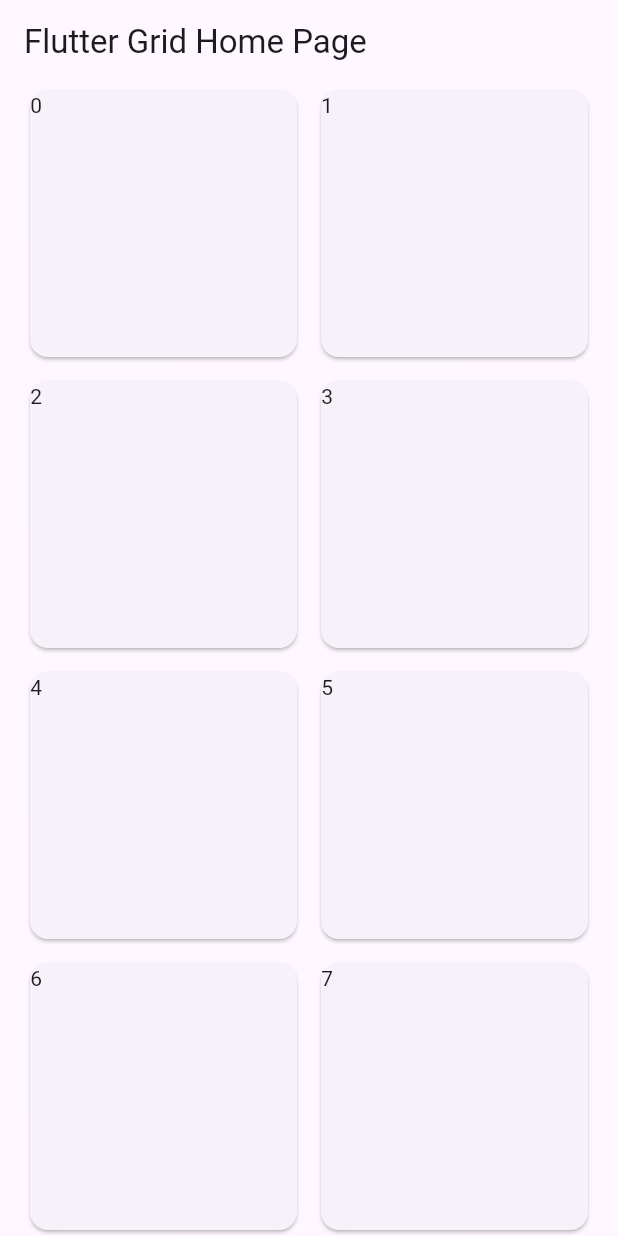
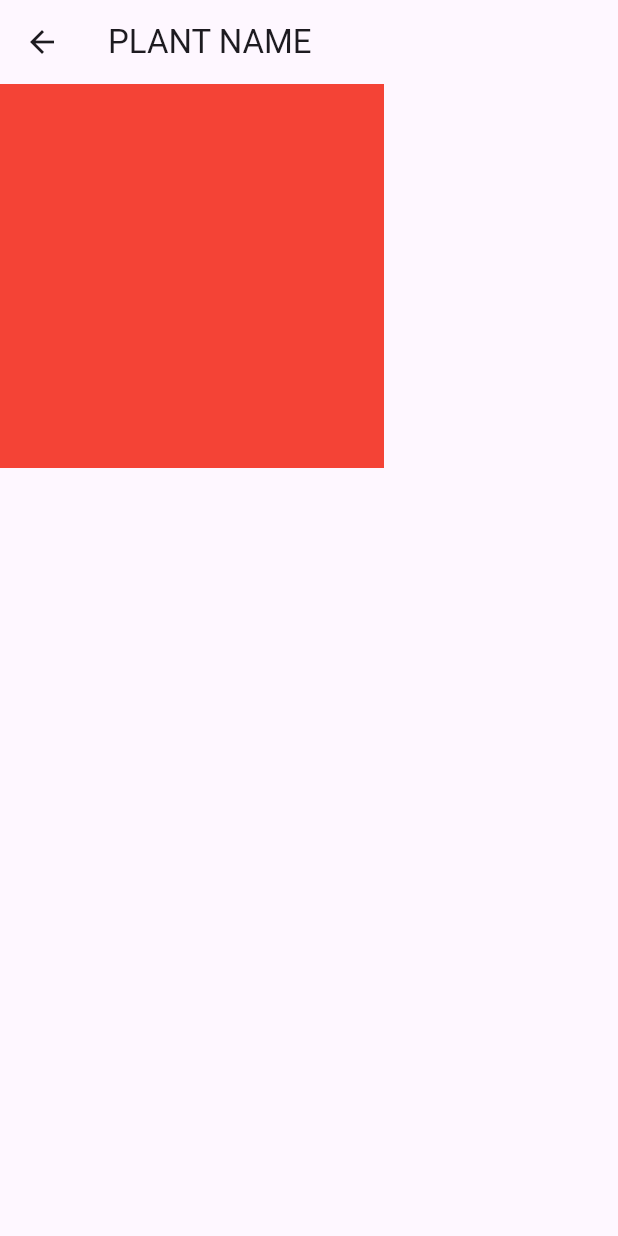
Before and after one commit to M-LARRY/greenie, a Flutter app: the screen it shows after launch, after a tap on an icon or button, on a phone screen of 412 x 824 dp. Run offline on Flutter 3.47's test engine with Material 3 defaults, Android fonts, the light colour scheme and no system bars.

Commit message:
Basic plant page

```diff
--- a/lib/home_page.dart
+++ b/lib/home_page.dart
@@ -1,4 +1,5 @@
 import 'package:flutter/material.dart';
+import 'plant_page.dart';
 
 class HomePage extends StatefulWidget {
   const HomePage({super.key});
@@ -8,13 +9,15 @@ class HomePage extends StatefulWidget {
 }
 
 class _HomePageState extends State<HomePage> {
+  // items is the list of elements that will be displayed on the page
+  // leave the first one empty, it will be replaced by the light meter
   final List<String> items = List.generate(20, (index) => 'Item $index');
 
   @override
   Widget build(BuildContext context) {
     return Scaffold(
       appBar: AppBar(
-        title: Text('Flutter Grid Home Page'),
+        title: const Text('Greenie'),
       ),
       body: Padding(
         padding: const EdgeInsets.symmetric(horizontal: 16.0),
@@ -26,7 +29,11 @@ class _HomePageState extends State<HomePage> {
           ),
           itemCount: items.length,
           itemBuilder: (context, index) {
-            return PlantCard(plantName: "$index");
+            if (index == 0) {
+              return LightMeterCard(lightReading: 100);
+            } else {
+              return PlantCard(plantName: "$index");
+            }
           },
         ),
       ),
@@ -47,6 +54,9 @@ class PlantCard extends StatelessWidget {
     return GestureDetector(
       onTap: () {
         print("DEBUG: PRESSED PLANT $plantName");
+        Navigator.of(context).push(MaterialPageRoute(builder: (context) {
+          return PlantPage();
+        }));
       },
       child: Card(
         child: Text(plantName),
@@ -55,18 +65,20 @@ class PlantCard extends StatelessWidget {
   }
 }
 
-class LightMeterCard extends StatefulWidget {
+class LightMeterCard extends StatelessWidget {
   const LightMeterCard({
     super.key,
+    required this.lightReading,
   });
 
-  @override
-  State<LightMeterCard> createState() => _LightMeterCardState();
-}
+  final int lightReading;
 
-class _LightMeterCardState extends State<LightMeterCard> {
   @override
   Widget build(BuildContext context) {
-    return Card();
+    return Card(
+      child: Center(
+        child: Text("$lightReading"),
+      ),
+    );
   }
 }
--- /dev/null
+++ b/lib/plant_page.dart
@@ -0,0 +1,30 @@
+import 'package:flutter/material.dart';
+
+class PlantPage extends StatefulWidget {
+  const PlantPage({super.key});
+
+  @override
+  State<PlantPage> createState() => _PlantPageState();
+}
+
+class _PlantPageState extends State<PlantPage> {
+  @override
+  Widget build(BuildContext context) {
+    return Scaffold(
+      appBar: AppBar(
+        title: Text("PLANT NAME"),
+      ),
+      body: SingleChildScrollView(
+        child: Column(
+          children: [
+            Container(
+              height: 256,
+              width: 256,
+              color: Colors.red,
+            )
+          ],
+        ),
+      ),
+    );
+  }
+}
```
